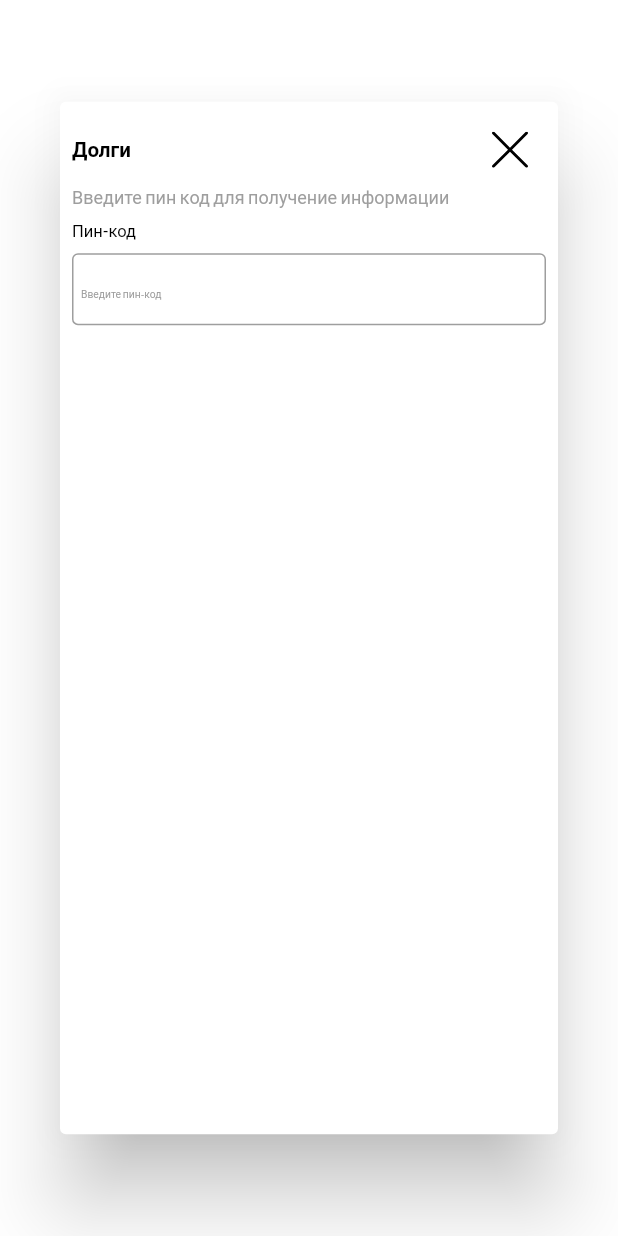
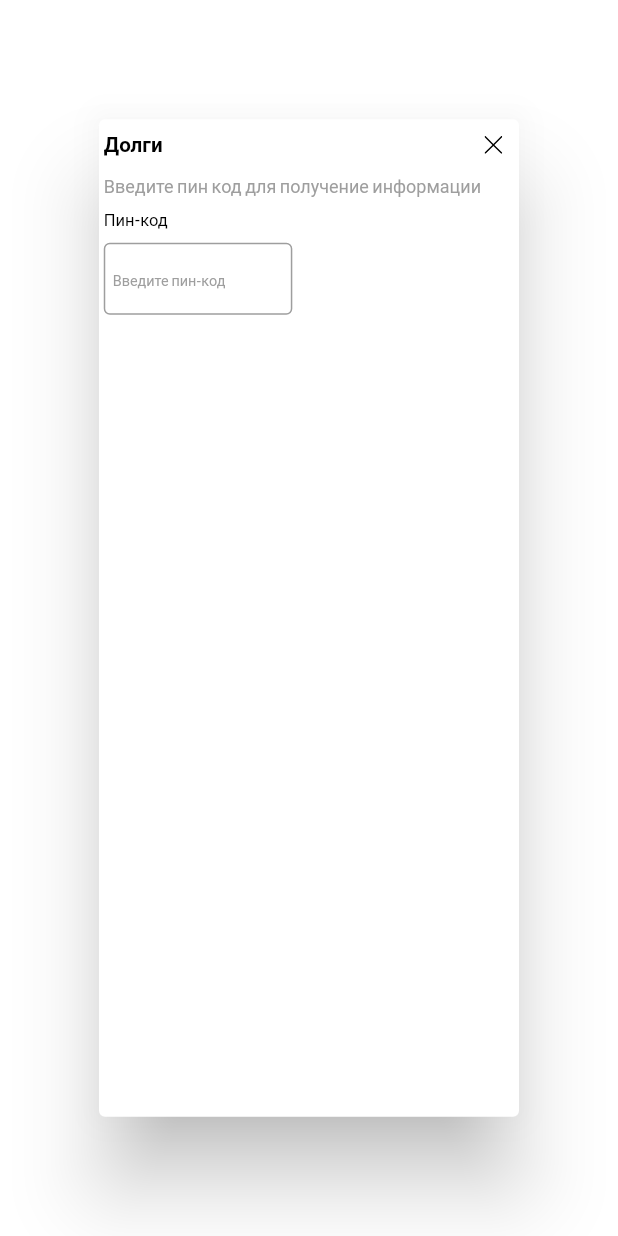
Before and after one commit to jomagsm/it_megacom_hackthon, a Flutter app: the DebtModal screen opened directly, on a phone screen of 412 x 824 dp. Run offline on Flutter 3.47's test engine with Material 2 defaults, Android fonts, the phone set to English and light mode, and no system bars; our stand-ins replace bloc, dio, flutter_bloc, flutter_svg, freezed_annotation, google_fonts and 2 more; accounts and stored records are empty; generated files the repository leaves out were written again; network calls fail.

Commit message:
add fixed debt screen

```diff
--- a/lib/screens/buffet_payment/widgets/utils.dart
+++ b/lib/screens/buffet_payment/widgets/utils.dart
@@ -20,7 +20,7 @@ changeQnt(List<ProductBuying> buyingProduct, int id, String value) {
         if (i.amount <= 1) {
           i.amount = 0;
         } else {
-          i.amount = 0;
+          i.amount -= 1;
         }
       }
     }
--- a/lib/screens/debt_screen/widgets/debt_modal_data.dart
+++ b/lib/screens/debt_screen/widgets/debt_modal_data.dart
@@ -1,3 +1,4 @@
+import 'package:flutter/cupertino.dart';
 import 'package:flutter/material.dart';
 import 'package:flutter_bloc/flutter_bloc.dart';
 import 'package:flutter_svg/svg.dart';
@@ -19,28 +20,37 @@ class DebtModalData extends StatelessWidget {
   @override
   Widget build(BuildContext context) {
     return Container(
+      width: double.infinity,
       height: 51.0.h,
       child: AlertDialog(
-        actions: [
+        scrollable: true,
+        contentPadding: EdgeInsets.all(0.77.w),
+        titlePadding: EdgeInsets.all(0.77.w),
+        title:
            Row(
             mainAxisAlignment: MainAxisAlignment.spaceBetween,
             children: [
               Text(S.of(context).debts, style: TextThemes.paymentTitle),
-              IconButton(
+              Container(
+                height: 6.75.w,
+                width: 6.75.w,
+             child: IconButton(
                 icon: SvgPicture.asset(SvgIconCollect.close),
                 onPressed: () {
                   Navigator.pop(context);
                 },
-              )
+              )),
             ],
           ),
-        Column(
+       content: Column(
           crossAxisAlignment: CrossAxisAlignment.start,
           children: [
-            Text(
+           Container(
+             width: double.infinity,
+             child: Text(
               S.of(context).inputPinInfo,
               style: AtextThemes.passwordRequired,
-            ),
+            ),),
             const SizedBox(
               height: 8,
             ),
@@ -52,7 +62,7 @@ class DebtModalData extends StatelessWidget {
               height: 8,
             ),
             Container(
-             // width: 22.51.w,
+              width: 30.51.w,
               height: 6.0.h,
               child: TextField(
                 onSubmitted: (value) {
@@ -68,19 +78,17 @@ class DebtModalData extends StatelessWidget {
                   hintStyle: AtextThemes.hintTextField,
                 ),
               ),
-
             ),
             data.authUser
                 ? BuyingList(
                     data: data,
                   )
                 : SizedBox(),
+            SizedBox(height: 530),
+          ],
+        ),
 
-          ],
-
-        ),
-          SizedBox(height: 530),
-    ],),
+    ),
     );
   }
 }
--- a/lib/theme/acolor_theme.dart
+++ b/lib/theme/acolor_theme.dart
@@ -1,7 +1,7 @@
 import 'package:flutter/material.dart';
 
 class AcolorPalette {
-  static Color authback = Colors.white;
+
   static Color textforgot = Colors.black;
   static Color button = Colors.greenAccent[700];
   static Color textfieldBorder = Colors.purple;
--- a/lib/theme/atext_theme.dart
+++ b/lib/theme/atext_theme.dart
@@ -3,9 +3,11 @@ import 'package:it_megacom_hackthon/theme/acolor_theme.dart';
 import 'package:sizer/sizer.dart';
 import 'package:google_fonts/google_fonts.dart';
 
+import 'color_theme.dart';
+
 class AtextThemes {
   static var productsName = GoogleFonts.lato(
-    textStyle: TextStyle(fontSize: 10, color: AcolorPalette.authback),
+    textStyle: TextStyle(fontSize: 10, color: ColorPalette.authback),
   );
   static TextStyle text = GoogleFonts.lato(
     textStyle: TextStyle(
@@ -20,7 +22,7 @@ class AtextThemes {
         color: AcolorPalette.textforgot),
   );
   static TextStyle hintTextField = GoogleFonts.lato(
-    textStyle: TextStyle(fontSize: 5.0.sp, color: AcolorPalette.titleTf),
+    textStyle: TextStyle(fontSize: 7.0.sp, color: AcolorPalette.titleTf),
   );
   static TextStyle titleTextField = GoogleFonts.lato(
       textStyle: TextStyle(
--- a/lib/theme/color_theme.dart
+++ b/lib/theme/color_theme.dart
@@ -12,4 +12,5 @@ class ColorPalette {
   static var basketColorGradient1 = Color.fromRGBO(218, 218, 218, 1);
   static var basketColorGradient2 = Color.fromRGBO(255, 255, 255, 1);
   static var dividerColor = Color.fromRGBO(0, 0, 0, 0.5);
+  static Color authback = Colors.white;
 }
--- a/lib/theme/text_theme.dart
+++ b/lib/theme/text_theme.dart
@@ -39,6 +39,7 @@ class TextThemes {
         fontWeight: FontWeight.w600,
         color: ColorPalette.productsCardName),
   );
+
 }
 
 getTextHeight(double size, double height) {
```
Also changed, not shown: lib/screens/buffet_payment/widgets/row_input_pin_money.dart (+10 -5 lines), lib/screens/debt_screen/widgets/buyingList.dart (+9 -0 lines).
